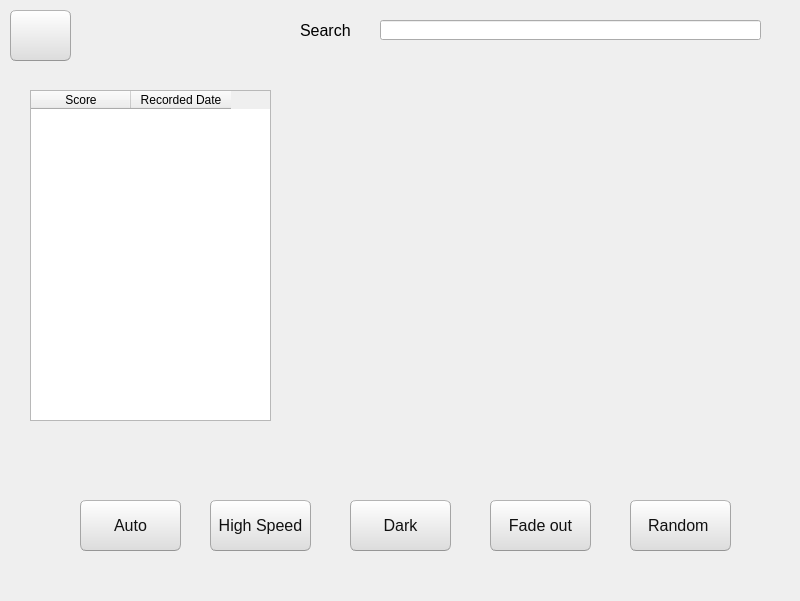
Old version of the form prototype/taiko/map_selection_window.ui in the repository defaultax7/2012h-project.
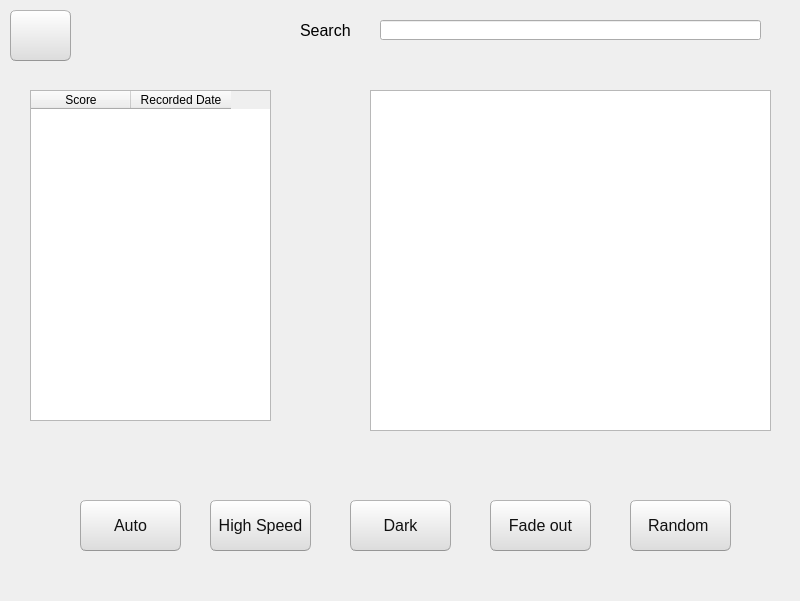
New version of the form. Icons and pictures are not drawn.

Patch:
```diff
--- a/prototype/taiko/map_selection_window.ui
+++ b/prototype/taiko/map_selection_window.ui
@@ -341,6 +341,16 @@
      </property>
     </column>
    </widget>
+   <widget class="QTableWidget" name="tableWidget_2">
+    <property name="geometry">
+     <rect>
+      <x>370</x>
+      <y>90</y>
+      <width>401</width>
+      <height>341</height>
+     </rect>
+    </property>
+   </widget>
    <zorder>label_3</zorder>
    <zorder>btn_back</zorder>
    <zorder>txt_search</zorder>
```
Left out of the diff: 1 changed line with no effect on the pictures.
